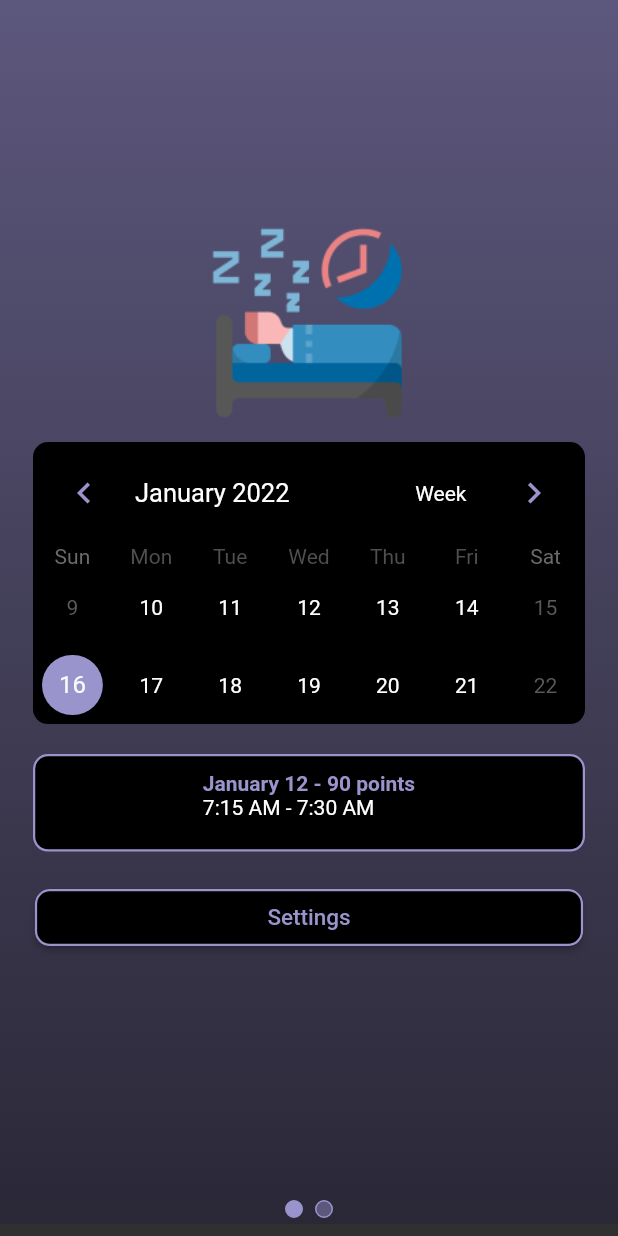
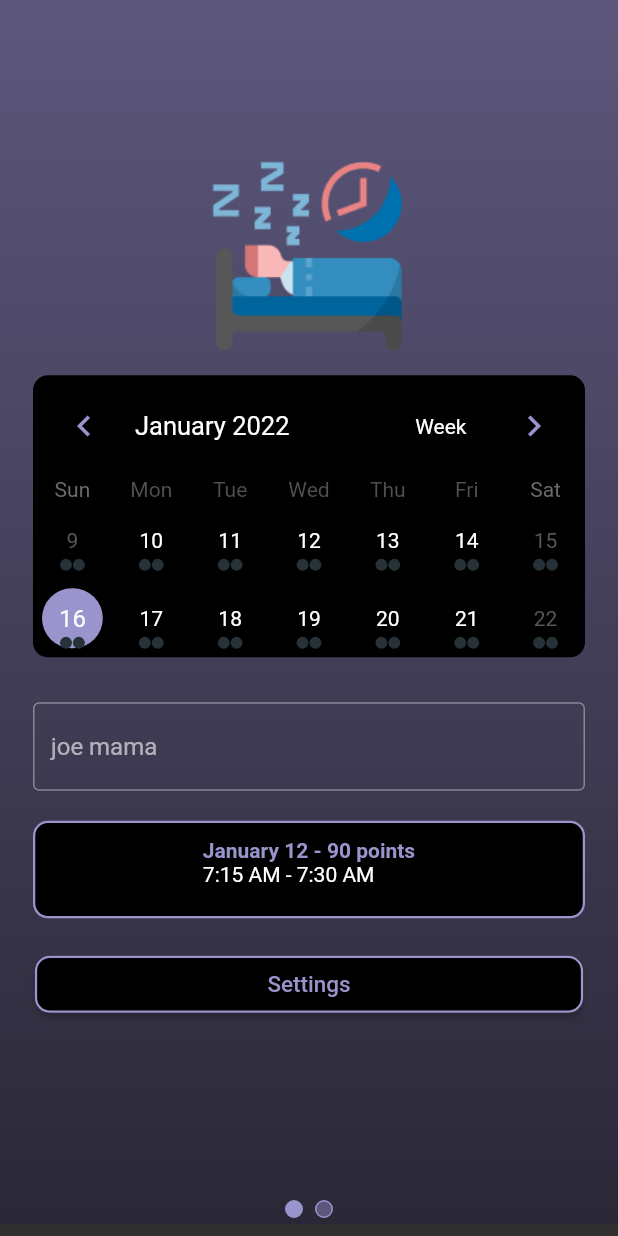
Before and after one commit to vargheserg/DeltaHacks2022-Sleepr, a Flutter app: the screen it shows after launch, on a phone screen of 412 x 824 dp. Run offline on Flutter 3.47's test engine with Material 2 defaults, Android fonts, the phone set to English and light mode, and no system bars; drawn by our look-alikes of table_calendar.

Commit message:
add event textfields

```diff
--- a/sleepr/lib/calendar.dart
+++ b/sleepr/lib/calendar.dart
@@ -1,3 +1,4 @@
+// ignore_for_file: prefer_const_constructors
 import 'package:flutter/material.dart';
 import 'package:sleepr/constants.dart';
 import 'package:table_calendar/table_calendar.dart';
@@ -5,24 +6,38 @@ import 'package:table_calendar/table_calendar.dart';
 class Calendar extends StatefulWidget  {
   const Calendar({Key? key}) : super(key: key);
 
+
  @override
   _Calendar createState() => _Calendar();
 
 
 }
 
+
+
+
+
 class _Calendar extends State<Calendar> {
   CalendarFormat format = CalendarFormat.twoWeeks;
+
+  List<String> _getEventsForDay(DateTime day) {
+    // Implementation example
+    return ["January 12 - 90 points", "10:45P.M. - 7:30A.M, slept for 8:45"];
+  }
+
   @override
   Widget build(BuildContext context) {
     return Container(
       margin: const EdgeInsets.fromLTRB(10, 0, 10, 10),
       width: double.infinity,
+      child: Column(
+        children: [
+          Container(
             decoration: BoxDecoration(
+              borderRadius: BorderRadius.circular(cardBorderRadius),
               color: cardBackground,
-        borderRadius: BorderRadius.circular(cardBorderRadius),
             ),
-      child: TableCalendar(
+            child: TableCalendar<String>(
               calendarFormat: format,
               calendarStyle: CalendarStyle(
                 todayDecoration: BoxDecoration(
@@ -45,11 +60,22 @@ class _Calendar extends State<Calendar> {
               focusedDay: DateTime.now(),
               firstDay: DateTime(2022),
               lastDay: DateTime(2023),
+              eventLoader: _getEventsForDay,
               onFormatChanged: (CalendarFormat _format) {
                 setState(() {
                   format = _format;
                 });
               },
+            ),
+          ),
+          const SizedBox(height: eventOffset,),
+          TextField(
+            decoration: InputDecoration(
+              border: OutlineInputBorder(),
+              hintText: "joe mama"
+            ),
+          )
+        ]
       )
     );
   }
--- a/sleepr/lib/constants.dart
+++ b/sleepr/lib/constants.dart
@@ -12,3 +12,5 @@ const calendarText = Colors.white;
 const calendarLightText = Color(0xFF9A94CC);
 const cardBorderRadius = 10.0;
 const borderWidth = 1.5;
+
+const eventOffset = 30.0;
```
Lines whose indentation alone changed are shown as unchanged.
